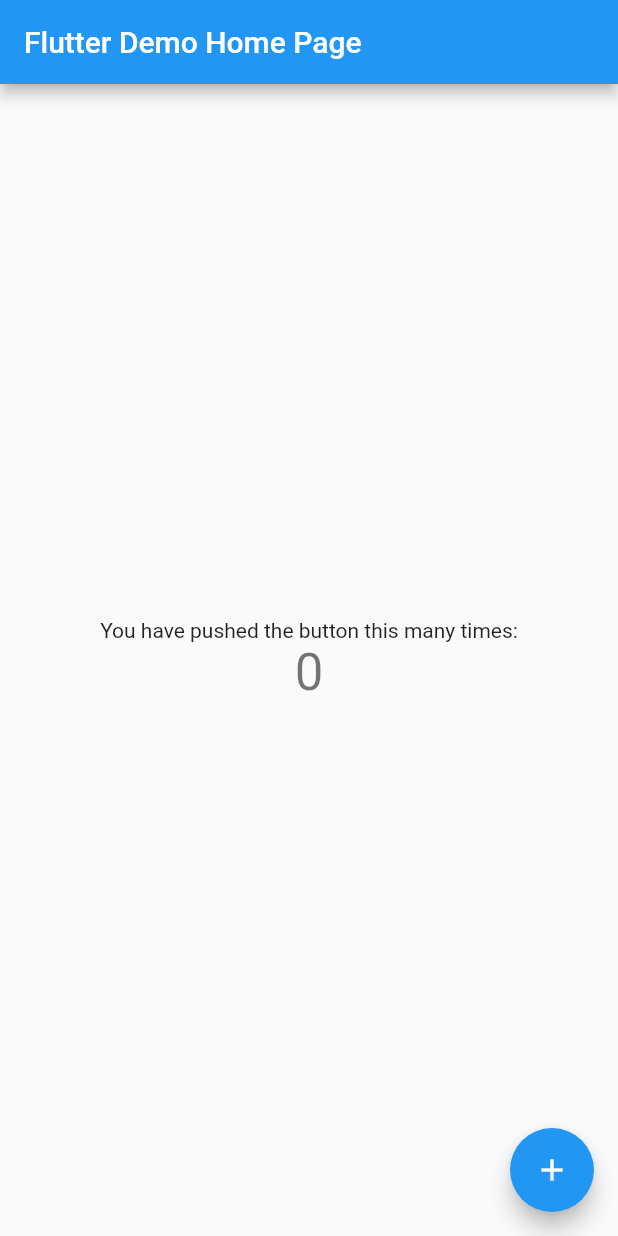
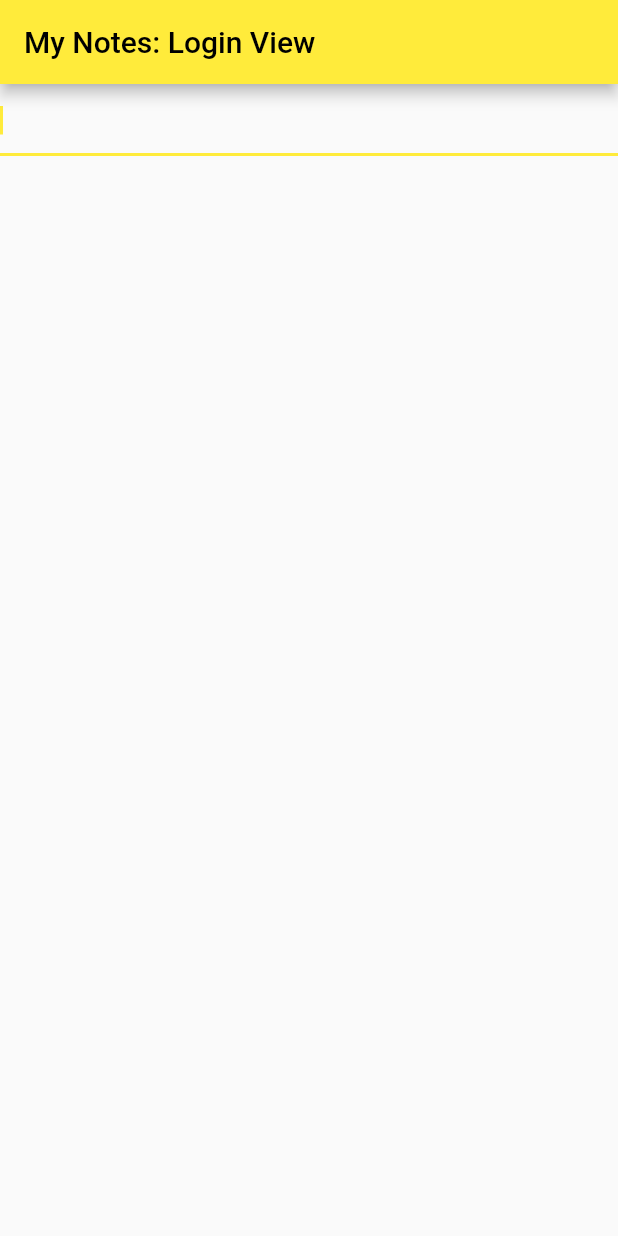
Before and after one commit to Mulder-Oosthuizen-10100/myNotesTwo, a Flutter app: the screen it shows after launch, on a phone screen of 412 x 824 dp. Run offline on Flutter 3.47's test engine with Material 2 defaults, Android fonts, the phone set to English and light mode, and no system bars; our stand-ins replace firebase_core; accounts and stored records are empty.

Commit message:
App initialized and login view basics

```diff
--- a/lib/main.dart
+++ b/lib/main.dart
@@ -1,115 +1,38 @@
+import 'package:firebase_core/firebase_core.dart';
 import 'package:flutter/material.dart';
+import 'package:mynotestwo/firebase_options.dart';
+import 'package:mynotestwo/views/login_view.dart';
 
 void main() {
-  runApp(const MyApp());
+  WidgetsFlutterBinding.ensureInitialized();
+  runApp(
+    MaterialApp(
+      title: 'My Notes',
+      theme: ThemeData(
+        primarySwatch: Colors.yellow,
+      ),
+      home: const HomePage(),
+    ),
+  );
 }
 
-class MyApp extends StatelessWidget {
-  const MyApp({Key? key}) : super(key: key);
+class HomePage extends StatelessWidget {
+  const HomePage({Key? key}) : super(key: key);
 
-  // This widget is the root of your application.
   @override
   Widget build(BuildContext context) {
-    return MaterialApp(
-      title: 'Flutter Demo',
-      theme: ThemeData(
-        // This is the theme of your application.
-        //
-        // Try running your application with "flutter run". You'll see the
-        // application has a blue toolbar. Then, without quitting the app, try
-        // changing the primarySwatch below to Colors.green and then invoke
-        // "hot reload" (press "r" in the console where you ran "flutter run",
-        // or simply save your changes to "hot reload" in a Flutter IDE).
-        // Notice that the counter didn't reset back to zero; the application
-        // is not restarted.
-        primarySwatch: Colors.blue,
+    return FutureBuilder(
+      future: Firebase.initializeApp(
+        options: DefaultFirebaseOptions.currentPlatform,
       ),
-      home: const MyHomePage(title: 'Flutter Demo Home Page'),
+      builder: (context, snapshot) {
+        switch (snapshot.connectionState) {
+          case ConnectionState.done:
+            return const LoginView();
+          default:
+            return const Text('Fuck');
+        }
+      },
     );
   }
 }
-
-class MyHomePage extends StatefulWidget {
-  const MyHomePage({Key? key, required this.title}) : super(key: key);
-
-  // This widget is the home page of your application. It is stateful, meaning
-  // that it has a State object (defined below) that contains fields that affect
-  // how it looks.
-
-  // This class is the configuration for the state. It holds the values (in this
-  // case the title) provided by the parent (in this case the App widget) and
-  // used by the build method of the State. Fields in a Widget subclass are
-  // always marked "final".
-
-  final String title;
-
-  @override
-  State<MyHomePage> createState() => _MyHomePageState();
-}
-
-class _MyHomePageState extends State<MyHomePage> {
-  int _counter = 0;
-
-  void _incrementCounter() {
-    setState(() {
-      // This call to setState tells the Flutter framework that something has
-      // changed in this State, which causes it to rerun the build method below
-      // so that the display can reflect the updated values. If we changed
-      // _counter without calling setState(), then the build method would not be
-      // called again, and so nothing would appear to happen.
-      _counter++;
-    });
-  }
-
-  @override
-  Widget build(BuildContext context) {
-    // This method is rerun every time setState is called, for instance as done
-    // by the _incrementCounter method above.
-    //
-    // The Flutter framework has been optimized to make rerunning build methods
-    // fast, so that you can just rebuild anything that needs updating rather
-    // than having to individually change instances of widgets.
-    return Scaffold(
-      appBar: AppBar(
-        // Here we take the value from the MyHomePage object that was created by
-        // the App.build method, and use it to set our appbar title.
-        title: Text(widget.title),
-      ),
-      body: Center(
-        // Center is a layout widget. It takes a single child and positions it
-        // in the middle of the parent.
-        child: Column(
-          // Column is also a layout widget. It takes a list of children and
-          // arranges them vertically. By default, it sizes itself to fit its
-          // children horizontally, and tries to be as tall as its parent.
-          //
-          // Invoke "debug painting" (press "p" in the console, choose the
-          // "Toggle Debug Paint" action from the Flutter Inspector in Android
-          // Studio, or the "Toggle Debug Paint" command in Visual Studio Code)
-          // to see the wireframe for each widget.
-          //
-          // Column has various properties to control how it sizes itself and
-          // how it positions its children. Here we use mainAxisAlignment to
-          // center the children vertically; the main axis here is the vertical
-          // axis because Columns are vertical (the cross axis would be
-          // horizontal).
-          mainAxisAlignment: MainAxisAlignment.center,
-          children: <Widget>[
-            const Text(
-              'You have pushed the button this many times:',
-            ),
-            Text(
-              '$_counter',
-              style: Theme.of(context).textTheme.headline4,
-            ),
-          ],
-        ),
-      ),
-      floatingActionButton: FloatingActionButton(
-        onPressed: _incrementCounter,
-        tooltip: 'Increment',
-        child: const Icon(Icons.add),
-      ), // This trailing comma makes auto-formatting nicer for build methods.
-    );
-  }
-}
--- /dev/null
+++ b/lib/views/login_view.dart
@@ -0,0 +1,29 @@
+import 'package:flutter/material.dart';
+
+class LoginView extends StatefulWidget {
+  const LoginView({Key? key}) : super(key: key);
+
+  @override
+  State<LoginView> createState() => _LoginViewState();
+}
+
+class _LoginViewState extends State<LoginView> {
+  @override
+  Widget build(BuildContext context) {
+    return Scaffold(
+      appBar: AppBar(
+        title: const Text('My Notes: Login View'),
+      ),
+      body: Center(
+        child: Column(
+          children: const [
+            TextField(
+              autocorrect: false,
+              autofocus: true,
+            ),
+          ],
+        ),
+      ),
+    );
+  }
+}
--- a/pubspec.yaml
+++ b/pubspec.yaml
@@ -34,6 +34,11 @@
   # The following adds the Cupertino Icons font to your application.
   # Use with the CupertinoIcons class for iOS style icons.
   cupertino_icons: ^1.0.2
+  firebase_core: ^1.20.0
+  firebase_auth: ^3.6.1
+  firebase_analytics: ^9.3.0
+  cloud_firestore: ^3.4.2
+  firebase_dynamic_links: ^4.3.3
 
 dev_dependencies:
   flutter_test:
```
Also changed, not shown: lib/firebase_options.dart (added), pubspec.lock, 4 other files.
